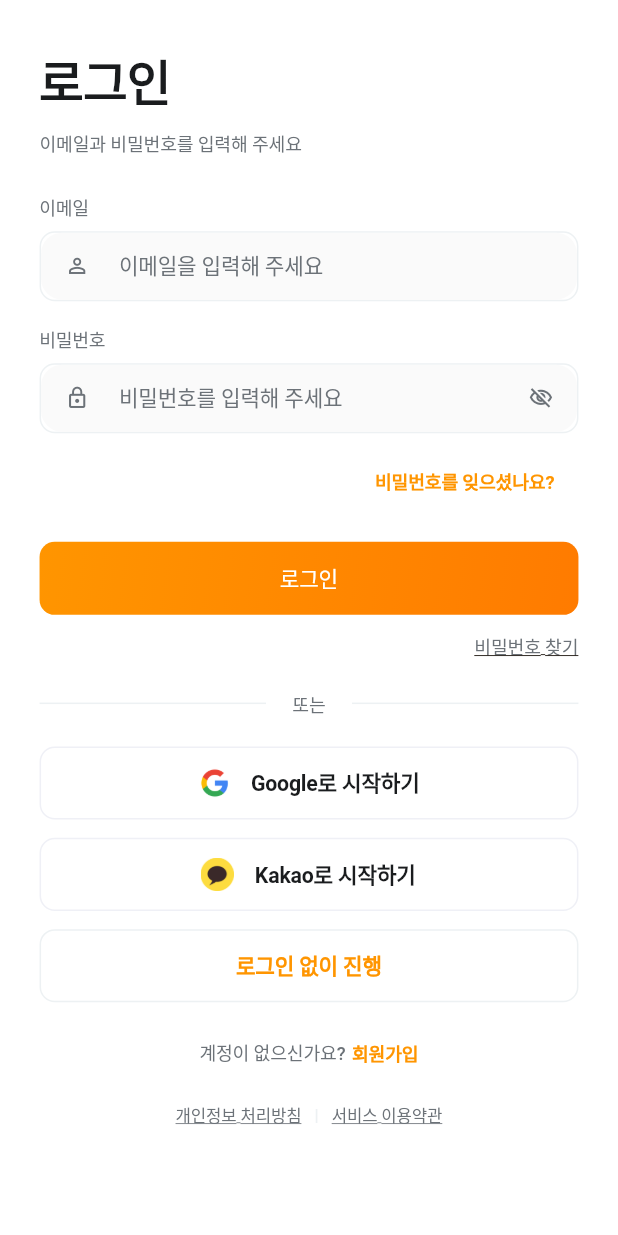
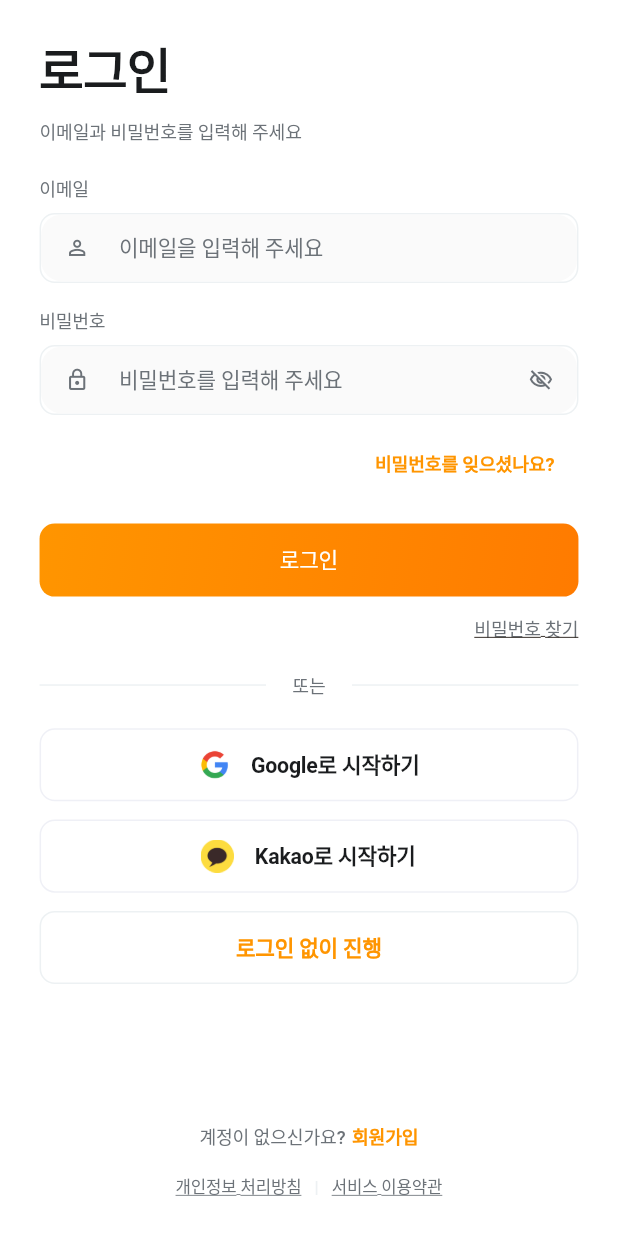
Before and after one commit to ggorockee/ojeomneo, a Flutter app: the screen it shows after launch, on a phone screen of 412 x 824 dp. Run offline on Flutter 3.47's test engine with Material 3 defaults, Android fonts, the light colour scheme and no system bars; our stand-ins replace cached_network_image, device_info_plus, firebase_auth, firebase_core, flutter_colorpicker, flutter_dotenv and 7 more; missing offline and left inert: kakao_flutter_sdk, kakao_flutter_sdk_common; accounts and stored records are empty; Roboto replaces fonts that are missing (Pretendard).

Commit message:
feat(mobile): 로그인 화면 및 프로필 이미지 개선 (#109)
## 주요 변경사항

### 로그인 화면 레이아웃 개선
- 전체 화면에 꽉 차도록 레이아웃 수정
- mainAxisAlignment.spaceBetween으로 상단/하단 섹션 분리
- 스크롤 없이 모든 컨텐츠 표시

### 프로필 이미지 로딩 구현
- Google 로그인: Firebase photoURL 저장 및 표시
- Kakao 로그인: UserApi.me()로 프로필 이미지 가져오기
- 네트워크 이미지 로딩 with 에러 처리 및 로딩 인디케이터

### Kakao 인앱 브라우저 지원
- KakaoTalk 미설치 시 인앱 브라우저로 자동 전환
- isKakaoTalkInstalled() 체크 후 적절한 로그인 방식 선택

### 무한 스피너 버그 수정
- SNS 로그인 취소/뒤로가기 시 스피너 무한 표시 문제 해결
- finally 블록 제거, catch 블록에서만 _isLoading 리셋

## 영향받는 파일
- mobile/lib/screens/login_screen.dart
- mobile/lib/models/auth_response.dart
- mobile/lib/services/auth_service.dart
- mobile/lib/screens/profile_screen.dart

```diff
--- a/mobile/lib/screens/login_screen.dart
+++ b/mobile/lib/screens/login_screen.dart
@@ -50,14 +50,12 @@ class _LoginScreenState extends State<LoginScreen> {
         Navigator.of(context).pushReplacementNamed('/home');
       }
     } catch (e) {
-      if (mounted) {
-        _showMessage('카카오 로그인에 실패했습니다: ${e.toString()}');
-      }
-    } finally {
+      debugPrint('[LoginScreen] 카카오 로그인 에러: $e');
       if (mounted) {
         setState(() {
           _isLoading = false;
         });
+        _showMessage('카카오 로그인에 실패했습니다: ${e.toString()}');
       }
     }
   }
@@ -76,14 +74,12 @@ class _LoginScreenState extends State<LoginScreen> {
         Navigator.of(context).pushReplacementNamed('/home');
       }
     } catch (e) {
-      if (mounted) {
-        _showMessage('구글 로그인에 실패했습니다: ${e.toString()}');
-      }
-    } finally {
+      debugPrint('[LoginScreen] 구글 로그인 에러: $e');
       if (mounted) {
         setState(() {
           _isLoading = false;
         });
+        _showMessage('구글 로그인에 실패했습니다: ${e.toString()}');
       }
     }
   }
@@ -107,14 +103,12 @@ class _LoginScreenState extends State<LoginScreen> {
         Navigator.of(context).pushReplacementNamed('/home');
       }
     } catch (e) {
-      if (mounted) {
-        _showMessage('Apple 로그인에 실패했습니다: ${e.toString()}');
-      }
-    } finally {
+      debugPrint('[LoginScreen] Apple 로그인 에러: $e');
       if (mounted) {
         setState(() {
           _isLoading = false;
         });
+        _showMessage('Apple 로그인에 실패했습니다: ${e.toString()}');
       }
     }
   }
@@ -161,6 +155,7 @@ class _LoginScreenState extends State<LoginScreen> {
   Widget build(BuildContext context) {
     return Scaffold(
       backgroundColor: Colors.white,
+      resizeToAvoidBottomInset: true,
       body: SafeArea(
         child: LayoutBuilder(
           builder: (context, constraints) {
@@ -168,16 +163,19 @@ class _LoginScreenState extends State<LoginScreen> {
               padding: EdgeInsets.symmetric(horizontal: 24.w),
               child: ConstrainedBox(
                 constraints: BoxConstraints(minHeight: constraints.maxHeight),
-                child: IntrinsicHeight(
                 child: Column(
                   crossAxisAlignment: CrossAxisAlignment.start,
+                  mainAxisAlignment: MainAxisAlignment.spaceBetween,
                   children: [
-                      SizedBox(height: 32.h),
+                    Column(
+                      crossAxisAlignment: CrossAxisAlignment.start,
+                      children: [
+                        SizedBox(height: 24.h),
 
                         // 헤드라인
                         _buildHeadline(),
 
-                      SizedBox(height: 24.h),
+                        SizedBox(height: 20.h),
 
                       // 이메일 입력 필드
                       _buildInputField(
@@ -237,20 +235,24 @@ class _LoginScreenState extends State<LoginScreen> {
                         // 로그인 없이 진행 버튼 (카카오 로그인 아래)
                         SizedBox(height: 12.h),
                         _buildContinueWithoutLoginButton(),
+                      ],
+                    ),
 
-                      SizedBox(height: 24.h),
-
+                    // 하단 영역 (화면 하단 고정)
+                    Column(
+                      children: [
                         // 회원가입 링크
                         _buildSignUpLink(),
 
-                      SizedBox(height: 24.h),
+                        SizedBox(height: 16.h),
 
                         // 개인정보 처리방침 및 이용약관
                         _buildPolicyLinks(),
 
-                      SizedBox(height: 32.h),
+                        SizedBox(height: 24.h),
                       ],
                     ),
+                  ],
                 ),
               ),
             );
```
Also changed, not shown: mobile/lib/models/auth_response.dart (+8 -0 lines), mobile/lib/screens/profile_screen.dart (+67 -10 lines), mobile/lib/services/auth_service.dart (+46 -13 lines). Lines whose indentation alone changed are shown as unchanged.
